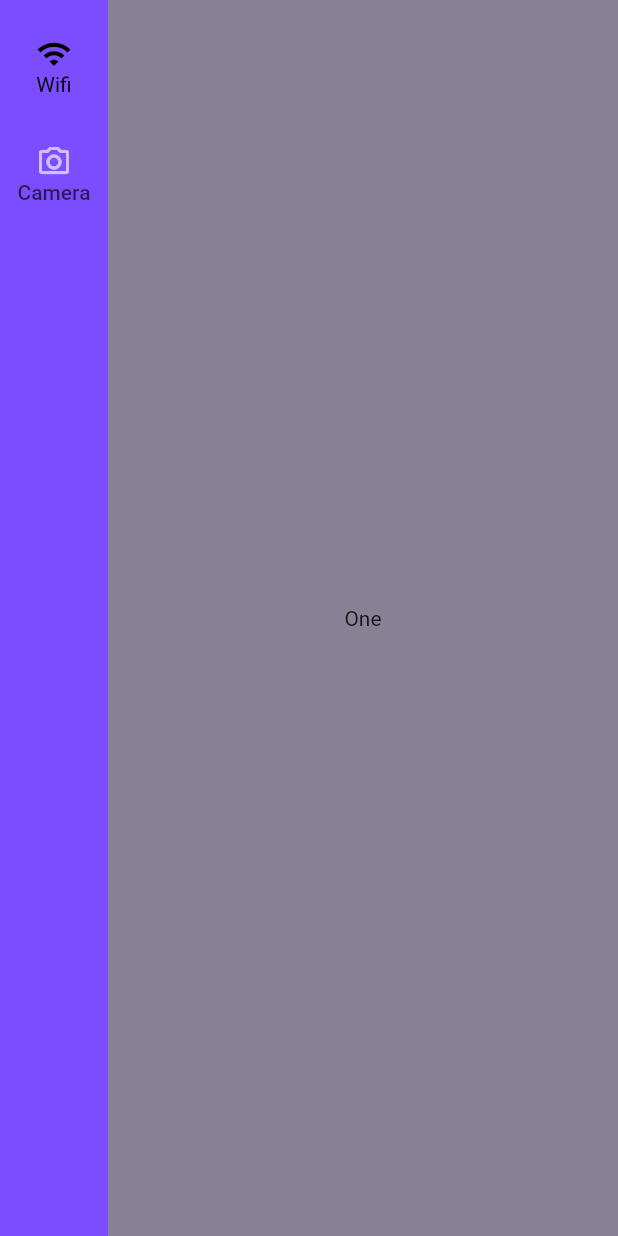
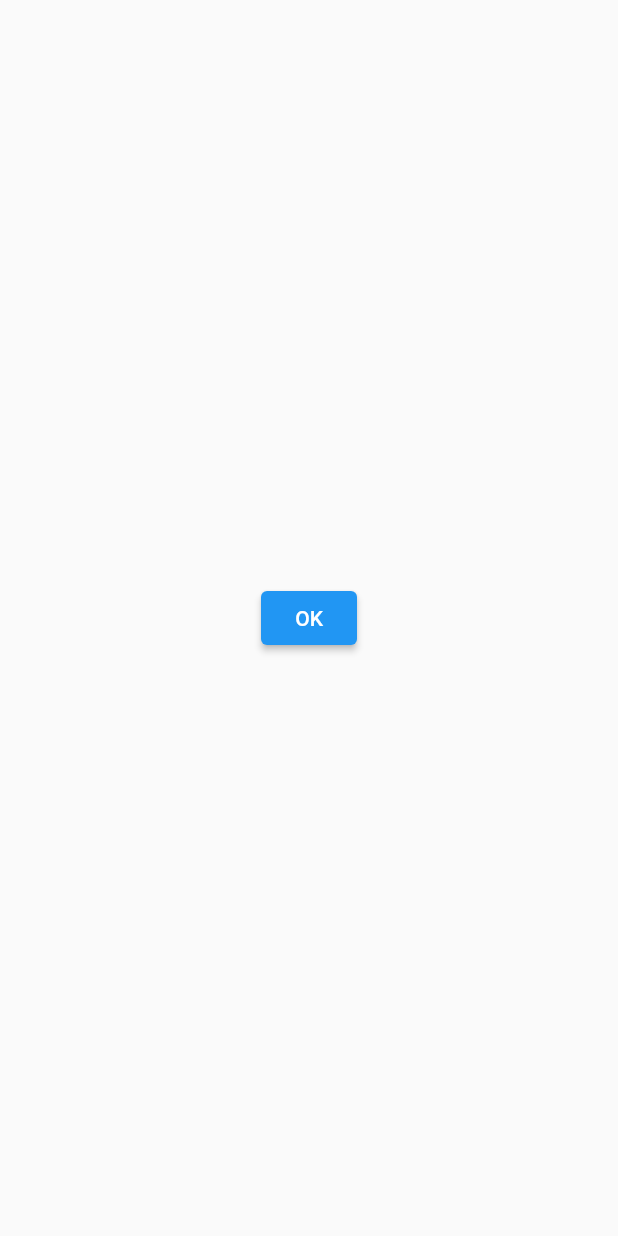
Before and after one commit to kfkayum/practice_apk, a Flutter app: the screen it shows after launch, on a phone screen of 412 x 824 dp. Run offline on Flutter 3.47's test engine with Material 2 defaults, Android fonts, the phone set to English and light mode, and no system bars.

Commit message:
add one page to another page data transfer using constroctor

```diff
--- a/lib/main.dart
+++ b/lib/main.dart
@@ -1,75 +1,64 @@
-// ignore_for_file: prefer_const_literals_to_create_immutables, prefer_final_fields
-
 import 'package:flutter/material.dart';
-import 'package:new_project/page1.dart';
-import 'package:new_project/page2.dart';
+import 'package:new_project/page1.dart'; //page One code in under the page):
 
 void main() {
-  runApp(const MyApp());
+  runApp(MyApp());
 }
 
-class MyApp extends StatefulWidget {
+class MyApp extends StatelessWidget {
   const MyApp({Key? key}) : super(key: key);
 
   @override
-  State<MyApp> createState() => _MyAppState();
+  Widget build(BuildContext context) {
+    return MaterialApp(
+      home: HomePage(),
+    );
+  }
 }
 
-class _MyAppState extends State<MyApp> {
-  int _selectedIndex = 0;
-  final _page = [
-    One(),
-    Two(),
-  ];
+class HomePage extends StatefulWidget {
+  const HomePage({Key? key}) : super(key: key);
+
+  @override
+  State<HomePage> createState() => _HomePageState();
+}
+
+class _HomePageState extends State<HomePage> {
+  String name = "Kayum";
   @override
   Widget build(BuildContext context) {
-    return MaterialApp(
-      debugShowCheckedModeBanner: false,
-      home: Scaffold(
-        backgroundColor: Color.fromARGB(255, 219, 206, 241),
-        body: SafeArea(
-          child: Row(
-            children: [
-              NavigationRail(
-                labelType: NavigationRailLabelType.all,
-                selectedLabelTextStyle: TextStyle(color: Colors.black),
-                backgroundColor: Colors.deepPurpleAccent,
-                destinations: [
-                  const NavigationRailDestination(
-                    icon: Icon(
-                      Icons.wifi,
-                      color: Colors.white,
-                    ),
-                    label: Text('Wifi'),
-                    selectedIcon: Icon(
-                      Icons.wifi,
-                      color: Colors.black,
-                    ),
-                  ),
-                  const NavigationRailDestination(
-                    icon: Icon(
-                      Icons.camera_alt_outlined,
-                      color: Colors.white,
-                    ),
-                    label: Text('Camera'),
-                    selectedIcon: Icon(
-                      Icons.camera_alt_outlined,
-                      color: Colors.black,
-                    ),
-                  ),
-                ],
-                selectedIndex: _selectedIndex,
-                onDestinationSelected: (val) {
-                  setState(() {
-                    _selectedIndex = val;
-                  });
-                },
+    return Scaffold(
+      body: Center(
+        child: ElevatedButton(
+          onPressed: () {
+            Navigator.push(
+              context,
+              MaterialPageRoute(
+                builder: (context) => One(
+                  kayum: name,
+                ),
               ),
-              Expanded(child: _page[_selectedIndex]),
-            ],
-          ),
+            );
+          },
+          child: Text('OK'),
         ),
       ),
     );
   }
 }
+
+
+// import 'package:flutter/material.dart';
+
+// class One extends StatelessWidget {
+//   String kayum;
+//   One({required this.kayum});
+//   @override
+//   Widget build(BuildContext context) {
+//     return Scaffold(
+//       body: Center(
+//         child: Text(kayum),
+//       ),
+//     );
+//   }
+// }
--- a/lib/page1.dart
+++ b/lib/page1.dart
@@ -1,14 +1,19 @@
 import 'package:flutter/material.dart';
 
-class One extends StatelessWidget {
-  const One({Key? key}) : super(key: key);
+class One extends StatefulWidget {
+  String kayum;
+  One({required this.kayum});
 
+  @override
+  State<One> createState() => _OneState();
+}
+
+class _OneState extends State<One> {
   @override
   Widget build(BuildContext context) {
     return Scaffold(
-      backgroundColor: Colors.black38,
       body: Center(
-        child: Text('One'),
+        child: Text(widget.kayum),
       ),
     );
   }
```
